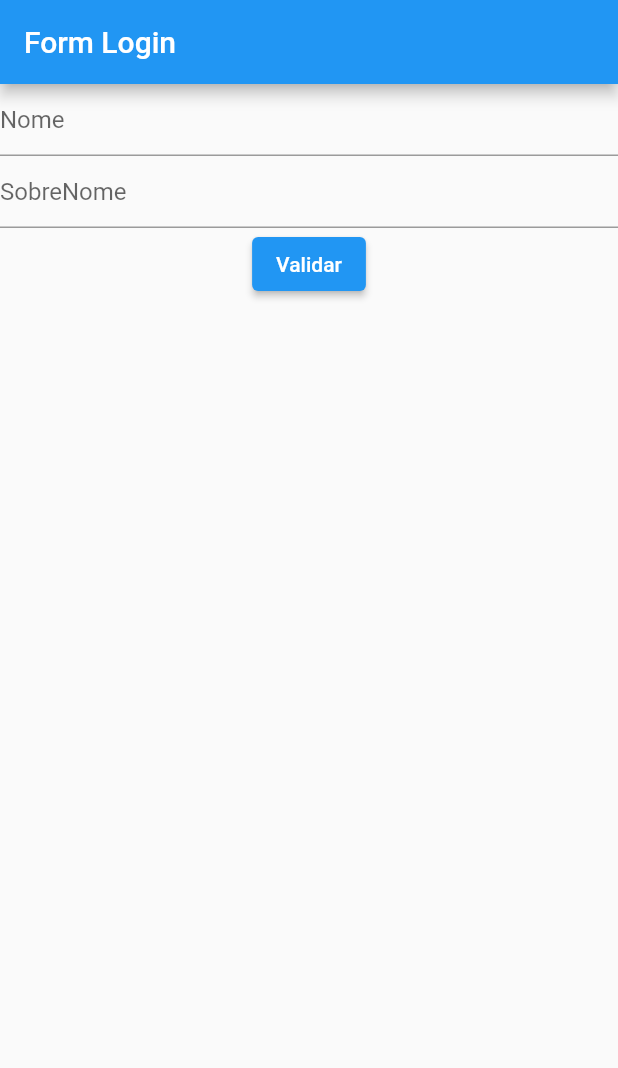
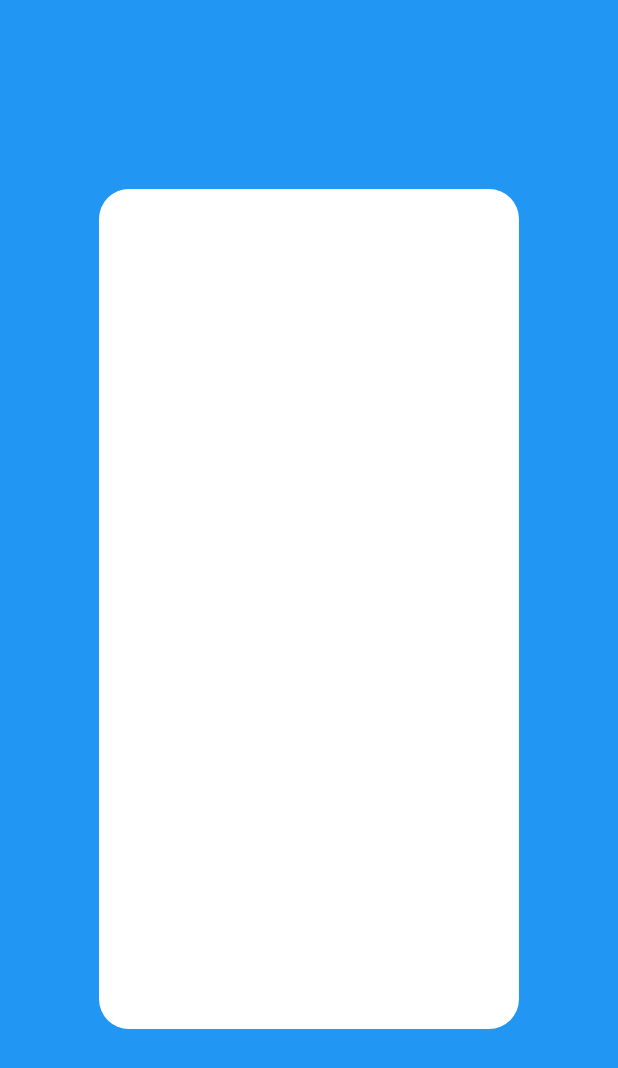
Before and after one commit to franciscoaglima/formuser, a Flutter app: the screen it shows after launch, on a phone screen of 412 x 824 dp. Shown: the top 1068 px of the screen. Run offline on Flutter 3.47's test engine with Material 2 defaults, Android fonts, the phone set to English and light mode, and no system bars.

Commit message:
3o - Etapa - Building Exercicio - Aula Projeto Form Users

```diff
--- a/lib/formuserpage.dart
+++ b/lib/formuserpage.dart
@@ -13,59 +13,44 @@ class _FormUserPageState extends State<FormUserPage> {
   @override
   Widget build(BuildContext context) {
     return Scaffold(
-    appBar: AppBar(title: Text("Form Login"),),
+      backgroundColor: Colors.blue,
         body: Form(
             key: _formKey,
             child: Column(
             children: [
-                TextFormField(
-                  validator: (text) {
-                   if(text == null || text.isEmpty) {
-                  return "Texto é Obrigatório";
-                   }
-                    return null;
-                  },
-             decoration: InputDecoration(
-               hintText: "Nome",
+                Expanded(
+                  child: Stack(
+                    children: [
+                      Container(
+                        height: MediaQuery.of(context).size.height,
+                        width: MediaQuery.of(context).size.width,
+                        color: Colors.blue,
                        ),
-             onChanged: (text) {
-                name = text;
-             },
+                      Center(
+                        child: Column(
+                          crossAxisAlignment: CrossAxisAlignment.start,
+                          mainAxisAlignment: MainAxisAlignment.center,
+                          children: [
+//                              Text("Movies New",style: TextStyle(fontSize: 20,color: Colors.white),                                  ),
+                                    Container(
+                                    height: 560,
+                                    width: 280,
+                                    decoration: BoxDecoration(borderRadius: BorderRadius.circular(20),color: Colors.white,),
+
+                                    ),
+                                  Text(" ",style: TextStyle(fontSize: 10,color: Colors.white)),
+
+
+
+                                ],
+                               ),
                              ),
 
-            TextFormField(
-              // ignore: missing_return
-              validator: (text) {
-                if(text == null || text.isEmpty) {
-                  return "SobreNome é Obrigatório";
-                }
-                return null;
-              },
-             decoration: InputDecoration(
-               hintText: "SobreNome",
+
+                         ],
                         ),
-             onChanged: (text) {
-                sobname = text;
-             },
                       ),
-
-                ElevatedButton(
-                  onPressed: () {
-                    final isValid = _formKey.currentState!.validate();
-
-                    if (isValid) {
-                      showDialog(
-                        context: context,
-                        builder: (context) {
-                          return AlertDialog(
-                            title: Text("$name $sobname"),
-                          );
-                        });
-                    }
-                  },
-                  child: Text("Validar"),
-                )
-             ],
+              ]
         ),
        ),
     );
```
Lines whose indentation alone changed are shown as unchanged.
